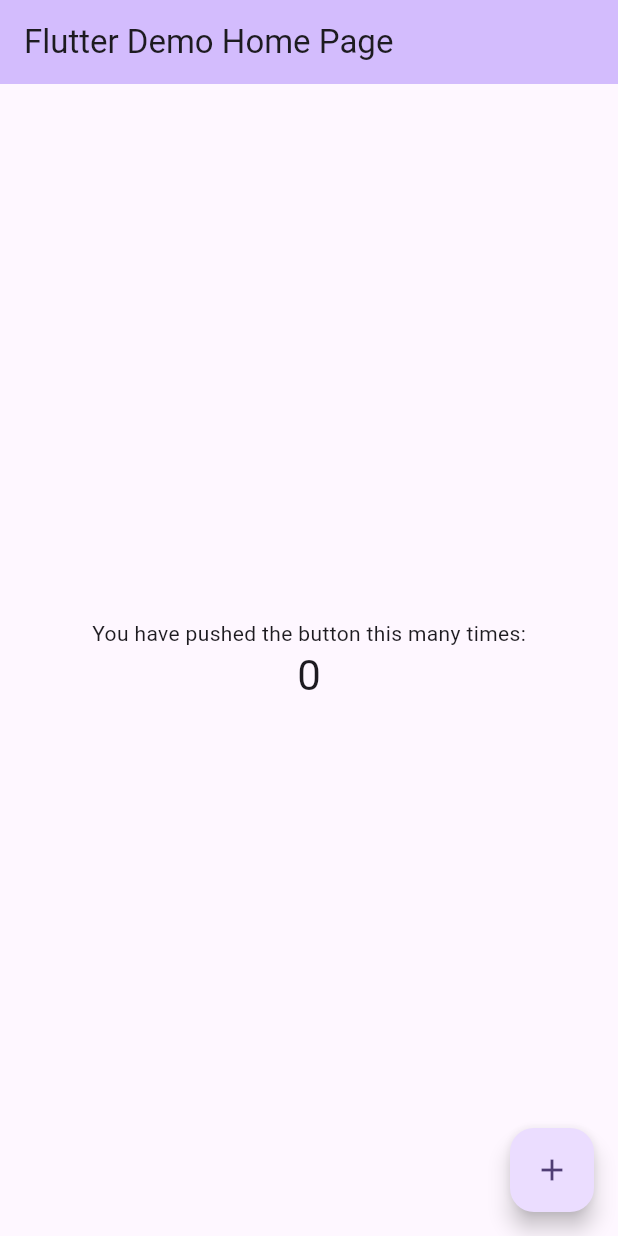
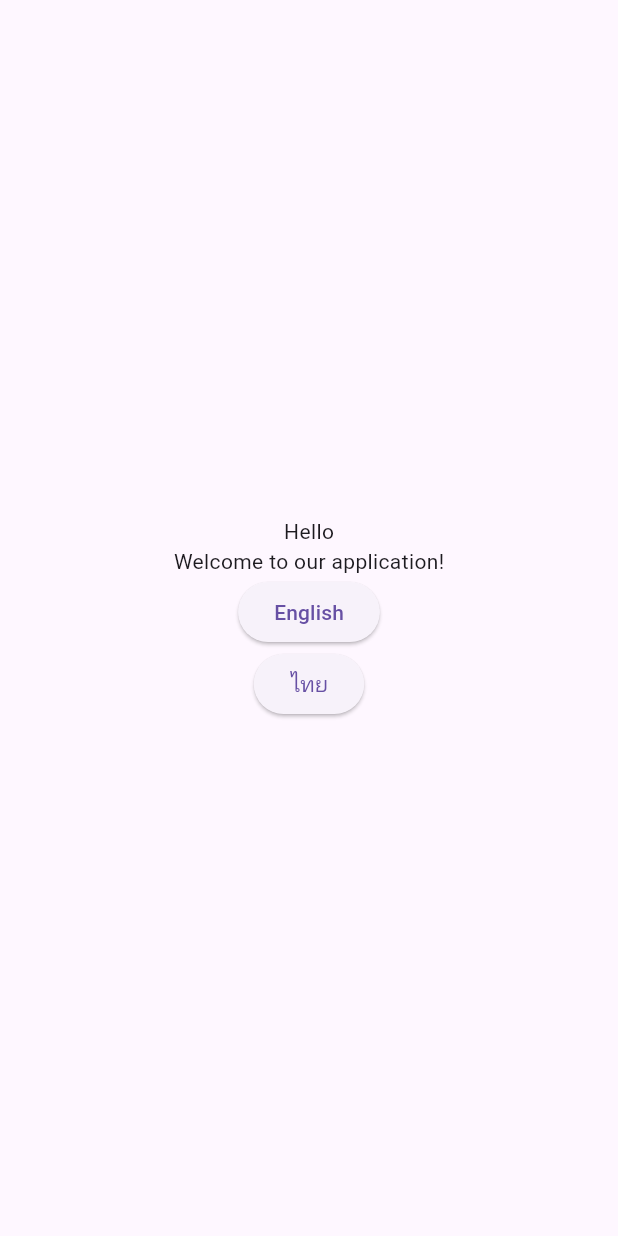
Before and after one commit to Kidpech-code/flutter_simple_lang, a Flutter app: the screen it shows after launch, on a phone screen of 412 x 824 dp. Run offline on Flutter 3.47's test engine with Material 3 defaults, Android fonts, the phone set to English and light mode, and no system bars; our stand-ins replace hive, hive_flutter; accounts and stored records are empty.

Commit message:
update dev add description
+ Description

```diff
--- /dev/null
+++ b/assets/lang/en.json
@@ -0,0 +1,4 @@
+{
+  "hello": "Hello",
+  "welcome": "Welcome to our application!"
+}
--- /dev/null
+++ b/assets/lang/th.json
@@ -0,0 +1,4 @@
+{
+  "hello": "สวัสดี",
+  "welcome": "ยินดีต้อนรับสู่แอปพลิเคชันของเรา!"
+}
--- /dev/null
+++ b/lib/ViewModel/lang.dart
@@ -0,0 +1,83 @@
+import 'dart:convert'; // นำเข้าไลบรารี dart:convert เพื่อใช้งานการแปลงข้อมูล JSON
+import 'package:flutter/material.dart'; // นำเข้าไลบรารี material.dart เพื่อใช้งาน material design บน Flutter
+import 'package:flutter/services.dart'; // นำเข้าไลบรารี services.dart เพื่อใช้งานบริการต่างๆ บน Flutter เช่น rootBundle ซึ่งใช้ในการโหลดไฟล์จาก assets
+import 'package:hive/hive.dart'; // นำเข้าไลบรารี hive.dart เพื่อใช้งาน Hive บน Flutter
+import 'package:hive_flutter/hive_flutter.dart'; // นำเข้าไลบรารี hive_flutter.dart เพื่อใช้งาน Hive บน Flutter
+
+class LocaleProvider with ChangeNotifier {
+  // กำหนดตัวแปร _locale ให้เป็น Locale และให้เป็น null เริ่มต้น หรือไม่มีค่าเริ่มต้น
+  Locale? _locale;
+
+  // กำหนดตัวแปร _localizedStrings ให้เป็น Map ที่มี key เป็น String และ value เป็น String และให้เป็น Map ว่างเริ่มต้น
+  Map<String, String> _localizedStrings = {};
+
+  // กำหนด constructor ของ LocaleProvider ให้เป็น _loadSavedLocale เพื่อโหลดข้อมูล locale ที่เก็บไว้ หรือเป็นการเรียกใช้งานฟังก์ชัน _loadSavedLocale เมื่อมีการสร้าง object ของ LocaleProvider
+  LocaleProvider() {
+    _loadSavedLocale();
+  }
+
+  // กำหนด getter ของ locale ให้เป็น _locale ถ้า _locale มีค่า แต่ถ้าไม่มีค่าให้เป็น Locale ที่มีภาษาเป็น 'en' เป็นค่าเริ่มต้น
+  Locale get locale => _locale ?? const Locale('en');
+
+  // กำหนด getter ของ isLocaleLoaded ให้เป็น _locale ไม่เท่ากับ null หรือมีค่า ถ้ามีค่าให้เป็น true แต่ถ้าไม่มีค่าให้เป็น false
+  bool get isLocaleLoaded => _locale != null;
+
+  // กำหนดฟังก์ชัน _loadSavedLocale ที่เป็น Future และไม่มีค่าเป็น async เพื่อโหลดข้อมูล locale ที่เก็บไว้ หรือเป็นการเรียกใช้งานฟังก์ชัน loadLanguage เมื่อมีการสร้าง object ของ LocaleProvider และเก็บข้อมูล locale ที่เก็บไว้ไว้ในตัวแปร localeCode
+  Future<void> _loadSavedLocale() async {
+    // กำหนดตัวแปร box ให้เป็นการเปิดกล่องข้อมูลที่เก็บข้อมูลการตั้งค่าของแอพ หรือสร้างกล่องข้อมูลใหม่ถ้ายังไม่มี
+    final box = await Hive.openBox('settings');
+
+    // กำหนดตัวแปร localeCode ให้เป็นการเรียกใช้งานฟังก์ชัน get ของ box โดยให้ key เป็น 'localeCode' และ defaultValue เป็น 'en' หรือภาษาอังกฤษเป็นค่าเริ่มต้น
+    var localeCode = box.get('localeCode', defaultValue: 'en');
+
+    // กำหนด _locale ให้เป็น Locale ที่มีภาษาเป็น localeCode
+    _locale = Locale(localeCode);
+
+    // เรียกใช้งานฟังก์ชัน loadLanguage เพื่อโหลดข้อมูล locale ที่เก็บไว้
+    await loadLanguage();
+  }
+
+  // กำหนดฟังก์ชัน loadLanguage ที่เป็น Future และไม่มีค่าเป็น async เพื่อโหลดข้อมูลภาษาที่เราต้องการ โดยการโหลดไฟล์ภาษาที่เราต้องการจาก assets และแปลงข้อมูล JSON ที่ได้มาเป็น Map และเก็บข้อมูลที่ได้ไว้ในตัวแปร _localizedStrings และแจ้งเตือนให้ผู้ฟังเห็นได้ว่าข้อมูลเปลี่ยนแปลง หรือเป็นการเรียกใช้งาน notifyListeners เพื่อให้ผู้ฟังเห็นได้ว่าข้อมูลเปลี่ยนแปลง
+  Future<void> loadLanguage() async {
+    // กำหนดตัวแปร jsonString ให้เป็นการโหลดข้อมูลจากไฟล์ที่อยู่ในโฟลเดอร์ assets/lang โดยให้ชื่อไฟล์เป็นภาษาที่เราต้องการ และใช้ rootBundle ในการโหลดไฟล์ และใช้ภาษาที่เราต้องการจาก _locale?.languageCode ซึ่งเป็นภาษาที่เราต้องการ และถ้าไม่มีค่าให้เป็น null
+    String jsonString = await rootBundle
+        .loadString('assets/lang/${_locale?.languageCode}.json');
+
+    // กำหนดตัวแปร jsonMap ให้เป็นการแปลงข้อมูล JSON ที่ได้มาจาก jsonString และใช้ json.decode ในการแปลงข้อมูล JSON
+    Map<String, dynamic> jsonMap = json.decode(jsonString);
+
+    // กำหนด _localizedStrings ให้เป็น Map ที่มี key เป็น String และ value เป็น String โดยให้เป็น Map ที่ได้จากการแปลงข้อมูล JSON ที่ได้มาจาก jsonMap โดยใช้ map และให้ key เป็น key และ value เป็น value และแปลง value ให้เป็น String ด้วย value.toString()
+    _localizedStrings = jsonMap.map((key, value) {
+      return MapEntry(key, value.toString());
+    });
+
+    // แจ้งเตือนให้ผู้ฟังเห็นได้ว่าข้อมูลเปลี่ยนแปลง หรือเป็นการเรียกใช้งาน notifyListeners เพื่อให้ผู้ฟังเห็นได้ว่าข้อมูลเปลี่ยนแปลง
+    notifyListeners();
+  }
+
+  String translate(String key) {
+    return _localizedStrings[key] ?? key;
+  } // กำหนดฟังก์ชัน translate ที่มีการรับ key และให้เป็น _localizedStrings[key] ถ้า _localizedStrings[key] มีค่า แต่ถ้าไม่มีค่าให้เป็น key เดิม
+
+  // กำหนดฟังก์ชัน setLocale ที่เป็น Future และไม่มีค่าเป็น async เพื่อเปลี่ยนเป็นภาษาที่เราต้องการ โดยการเปลี่ยนเป็นภาษาที่เราต้องการ และเก็บข้อมูล locale ที่เราต้องการไว้ในตัวแปร _locale และเก็บข้อมูล locale ที่เราต้องการไว้ในกล่องข้อมูลที่เก็บข้อมูลการตั้งค่าของแอพ และโหลดข้อมูล locale ที่เราต้องการ และแจ้งเตือนให้ผู้ฟังเห็นได้ว่าข้อมูลเปลี่ยนแปลง หรือเป็นการเรียกใช้งาน notifyListeners เพื่อให้ผู้ฟังเห็นได้ว่าข้อมูลเปลี่ยนแปลง
+  Future<void> setLocale(Locale newLocale) async {
+    // ถ้า _locale มีค่าเท่ากับ newLocale ให้หยุดการทำงาน
+    if (_locale == newLocale) {
+      return;
+    }
+    // กำหนด _locale ให้เป็น newLocale
+    _locale = newLocale;
+
+    // กำหนดตัวแปร box ให้เป็นการเปิดกล่องข้อมูลที่เก็บข้อมูลการตั้งค่าของแอพ หรือสร้างกล่องข้อมูลใหม่ถ้ายังไม่มี
+    final box = await Hive.openBox('settings');
+
+    // ให้เก็บข้อมูล locale ที่เราต้องการไว้ในกล่องข้อมูลที่เก็บข้อมูลการตั้งค่าของแอพ โดยให้ key เป็น 'localeCode' และ value เป็น newLocale.languageCode หรือภาษาที่เราต้องการ
+    await box.put('localeCode', newLocale.languageCode);
+
+    // เรียกใช้งานฟังก์ชัน loadLanguage เพื่อโหลดข้อมูล locale ที่เราต้องการ
+    await loadLanguage();
+
+    // แจ้งเตือนให้ผู้ฟังเห็นได้ว่าข้อมูลเปลี่ยนแปลง หรือเป็นการเรียกใช้งาน notifyListeners เพื่อให้ผู้ฟังเห็นได้ว่าข้อมูลเปลี่ยนแปลง
+    notifyListeners();
+  }
+}
--- a/lib/main.dart
+++ b/lib/main.dart
@@ -1,125 +1,116 @@
-import 'package:flutter/material.dart';
+import 'package:flutter/material.dart'; // นำเข้าไลบรารี material.dart
+import 'package:flutter_localizations/flutter_localizations.dart'; // นำเข้าไลบรารี flutter_localizations.dart เพื่อใช้งานภาษาที่เป็นค่าเริ่มต้น
+import 'package:hive_flutter/hive_flutter.dart'; // นำเข้าไลบรารี hive_flutter.dart เพื่อใช้งาน Hive บน Flutter
+import 'package:path_provider/path_provider.dart'; // นำเข้าไลบรารี path_provider.dart เพื่อใช้งาน path_provider บน Flutter
+import 'package:provider/provider.dart'; // นำเข้าไลบรารี provider.dart เพื่อใช้งาน Provider บน Flutter
+import 'ViewModel/lang.dart'; // นำเข้าไลบรารี lang.dart เพื่อใช้งาน LocaleProvider
 
-void main() {
-  runApp(const MyApp());
+void main() async {
+  // ตรวจสอบว่า Flutter ได้เริ่มต้นการทำงานหรือยัง
+  WidgetsFlutterBinding.ensureInitialized();
+  // ดึงข้อมูลของโฟลเดอร์ที่เก็บข้อมูลของแอพ
+  final appDocumentDir = await getApplicationDocumentsDirectory();
+  // กำหนดที่เก็บข้อมูลของแอพ ให้เป็นที่เก็บข้อมูลของแอพที่ได้จาก appDocumentDir
+  Hive.init(appDocumentDir.path);
+  // เปิดกล่องข้อมูลที่เก็บข้อมูลการตั้งค่าของแอพ หรือสร้างกล่องข้อมูลใหม่ถ้ายังไม่มี
+  await Hive.openBox('settings');
+
+  runApp(
+    // ใช้ MultiProvider เพื่อให้สามารถใช้งานหลายๆ Provider ได้พร้อมๆกัน
+    MultiProvider(
+      // กำหนด Provider ที่จะใช้งาน
+      providers: [
+        // ใช้ ChangeNotifierProvider เพื่อให้สามารถใช้งาน Provider ที่เป็น ChangeNotifier ได้
+        ChangeNotifierProvider(
+          create: (context) => LocaleProvider(),
+        ),
+      ],
+      // กำหนดว่า MyApp คือ child ของ MultiProvider
+      child: const MyApp(),
+    ),
+  );
 }
 
+// คลาส MyApp ที่เป็นคลาสหลักของแอพ ซึ่งเป็น Stateless Widget
 class MyApp extends StatelessWidget {
   const MyApp({super.key});
 
-  // This widget is the root of your application.
   @override
   Widget build(BuildContext context) {
-    return MaterialApp(
-      title: 'Flutter Demo',
-      theme: ThemeData(
-        // This is the theme of your application.
-        //
-        // TRY THIS: Try running your application with "flutter run". You'll see
-        // the application has a purple toolbar. Then, without quitting the app,
-        // try changing the seedColor in the colorScheme below to Colors.green
-        // and then invoke "hot reload" (save your changes or press the "hot
-        // reload" button in a Flutter-supported IDE, or press "r" if you used
-        // the command line to start the app).
-        //
-        // Notice that the counter didn't reset back to zero; the application
-        // state is not lost during the reload. To reset the state, use hot
-        // restart instead.
-        //
-        // This works for code too, not just values: Most code changes can be
-        // tested with just a hot reload.
-        colorScheme: ColorScheme.fromSeed(seedColor: Colors.deepPurple),
-        useMaterial3: true,
-      ),
-      home: const MyHomePage(title: 'Flutter Demo Home Page'),
+    // ใช้ Consumer เพื่อให้สามารถใช้งาน Provider ได้
+    return Consumer<LocaleProvider>(
+      builder: (context, localeProvider, child) {
+        // ถ้า localeProvider ยังไม่ได้โหลดข้อมูล locale ให้แสดงหน้าจอว่างๆ
+        if (!localeProvider.isLocaleLoaded) {
+          return MaterialApp(
+            home: Container(),
+          );
+        }
+        // ถ้า localeProvider โหลดข้อมูล locale แล้ว ให้แสดงหน้าจอหลักของแอพ
+        return MaterialApp(
+          // กำหนด MediaQuery ให้เป็น 24 ชั่วโมง และ ขนาดตัวอักษรเป็น 1.0 เสมอ
+          builder: (context, child) {
+            return MediaQuery(
+              data: MediaQuery.of(context).copyWith(
+                textScaler: const TextScaler.linear(
+                  1.0,
+                ),
+                alwaysUse24HourFormat: true,
+              ),
+              child: child!,
+            );
+          },
+          // กำหนดภาษาที่ใช้งาน ให้เป็นภาษาที่โหลดมาจาก localeProvider
+          locale: localeProvider.locale,
+          // กำหนด localizationsDelegates ที่ใช้งาน ให้เป็นค่าเริ่มต้น และ CupertinoLocalizations ที่ใช้งาน ให้เป็นค่าเริ่มต้น
+          localizationsDelegates: const [
+            DefaultMaterialLocalizations.delegate,
+            DefaultWidgetsLocalizations.delegate,
+            GlobalMaterialLocalizations.delegate,
+            GlobalWidgetsLocalizations.delegate,
+            GlobalCupertinoLocalizations.delegate,
+          ],
+          // กำหนด supportedLocales ที่ใช้งาน ให้เป็นภาษาอังกฤษและภาษาไทย
+          supportedLocales: const [
+            Locale('en', 'US'),
+            Locale('th', 'TH'),
+          ],
+          // กำหนดหน้าจอหลักของแอพ ให้เป็นหน้าจอที่เป็น LanguageSwitcherWidget
+          home: const LanguageSwitcherWidget(),
+        );
+      },
     );
   }
 }
 
-class MyHomePage extends StatefulWidget {
-  const MyHomePage({super.key, required this.title});
-
-  // This widget is the home page of your application. It is stateful, meaning
-  // that it has a State object (defined below) that contains fields that affect
-  // how it looks.
-
-  // This class is the configuration for the state. It holds the values (in this
-  // case the title) provided by the parent (in this case the App widget) and
-  // used by the build method of the State. Fields in a Widget subclass are
-  // always marked "final".
-
-  final String title;
-
-  @override
-  State<MyHomePage> createState() => _MyHomePageState();
-}
-
-class _MyHomePageState extends State<MyHomePage> {
-  int _counter = 0;
-
-  void _incrementCounter() {
-    setState(() {
-      // This call to setState tells the Flutter framework that something has
-      // changed in this State, which causes it to rerun the build method below
-      // so that the display can reflect the updated values. If we changed
-      // _counter without calling setState(), then the build method would not be
-      // called again, and so nothing would appear to happen.
-      _counter++;
-    });
-  }
+class LanguageSwitcherWidget extends StatelessWidget {
+  const LanguageSwitcherWidget({super.key});
 
   @override
   Widget build(BuildContext context) {
-    // This method is rerun every time setState is called, for instance as done
-    // by the _incrementCounter method above.
-    //
-    // The Flutter framework has been optimized to make rerunning build methods
-    // fast, so that you can just rebuild anything that needs updating rather
-    // than having to individually change instances of widgets.
+    // กำหนด localeLanguage ให้เป็น Provider ที่ใช้งาน
+    final localeLanguage = Provider.of<LocaleProvider>(context);
+
     return Scaffold(
-      appBar: AppBar(
-        // TRY THIS: Try changing the color here to a specific color (to
-        // Colors.amber, perhaps?) and trigger a hot reload to see the AppBar
-        // change color while the other colors stay the same.
-        backgroundColor: Theme.of(context).colorScheme.inversePrimary,
-        // Here we take the value from the MyHomePage object that was created by
-        // the App.build method, and use it to set our appbar title.
-        title: Text(widget.title),
-      ),
       body: Center(
-        // Center is a layout widget. It takes a single child and positions it
-        // in the middle of the parent.
         child: Column(
-          // Column is also a layout widget. It takes a list of children and
-          // arranges them vertically. By default, it sizes itself to fit its
-          // children horizontally, and tries to be as tall as its parent.
-          //
-          // Column has various properties to control how it sizes itself and
-          // how it positions its children. Here we use mainAxisAlignment to
-          // center the children vertically; the main axis here is the vertical
-          // axis because Columns are vertical (the cross axis would be
-          // horizontal).
-          //
-          // TRY THIS: Invoke "debug painting" (choose the "Toggle Debug Paint"
-          // action in the IDE, or press "p" in the console), to see the
-          // wireframe for each widget.
           mainAxisAlignment: MainAxisAlignment.center,
           children: <Widget>[
-            const Text(
-              'You have pushed the button this many times:',
+            // แสดงข้อความที่แปลแล้ว จากไฟล์ภาษา โดยใช้ฟังก์ชัน translate จาก localeLanguage ที่เป็น Provider
+            Text(localeLanguage.translate('hello')),
+            Text(localeLanguage.translate('welcome')),
+            ElevatedButton(
+              // กำหนดภาษาให้เป็นภาษาอังกฤษ โดยใช้ฟังก์ชัน setLocale จาก localeLanguage ที่เป็น Provider
+              onPressed: () => localeLanguage.setLocale(const Locale('en')),
+              child: const Text('English'),
             ),
-            Text(
-              '$_counter',
-              style: Theme.of(context).textTheme.headlineMedium,
+            ElevatedButton(
+              onPressed: () => localeLanguage.setLocale(const Locale('th')),
+              child: const Text('ไทย'),
             ),
           ],
         ),
       ),
-      floatingActionButton: FloatingActionButton(
-        onPressed: _incrementCounter,
-        tooltip: 'Increment',
-        child: const Icon(Icons.add),
-      ), // This trailing comma makes auto-formatting nicer for build methods.
     );
   }
 }
```
Also changed, not shown: pubspec.yaml (+17 -53 lines), pubspec.lock, 10 other files.
